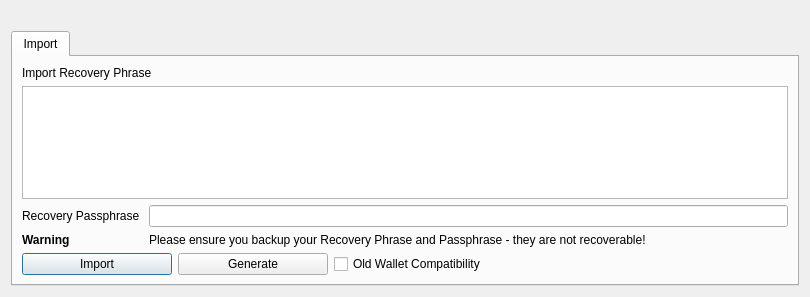
First picture: the form in src/qt/forms/mnemonicdialog.ui, repository AIPowerGrid/AI-Power-Grid-Core, before the edit.
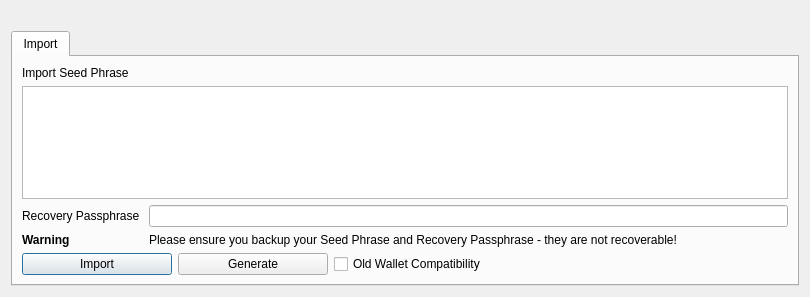
Second picture: the form after the edit.

Commit message: Corrected capitalisation and UI display, reworded wallet passphrase to password, language translations

```diff
--- a/src/qt/forms/mnemonicdialog.ui
+++ b/src/qt/forms/mnemonicdialog.ui
@@ -40,7 +40,7 @@
        <item row="0" column="0">
         <widget class="QLabel" name="mnemonicLabel">
          <property name="text">
-          <string>Import Recovery Phrase</string>
+          <string>Import Seed Phrase</string>
          </property>
         </widget>
        </item>
@@ -86,7 +86,7 @@
          <item row="1" column="1">
           <widget class="QLabel" name="label_2">
            <property name="text">
-            <string>Please ensure you backup your Recovery Phrase and Passphrase - they are not recoverable!</string>
+            <string>Please ensure you backup your Seed Phrase and Recovery Passphrase - they are not recoverable!</string>
            </property>
           </widget>
          </item>
```
Left out of the diff: 4 changed lines with no effect on the pictures. The commit also changes 34 other files.
